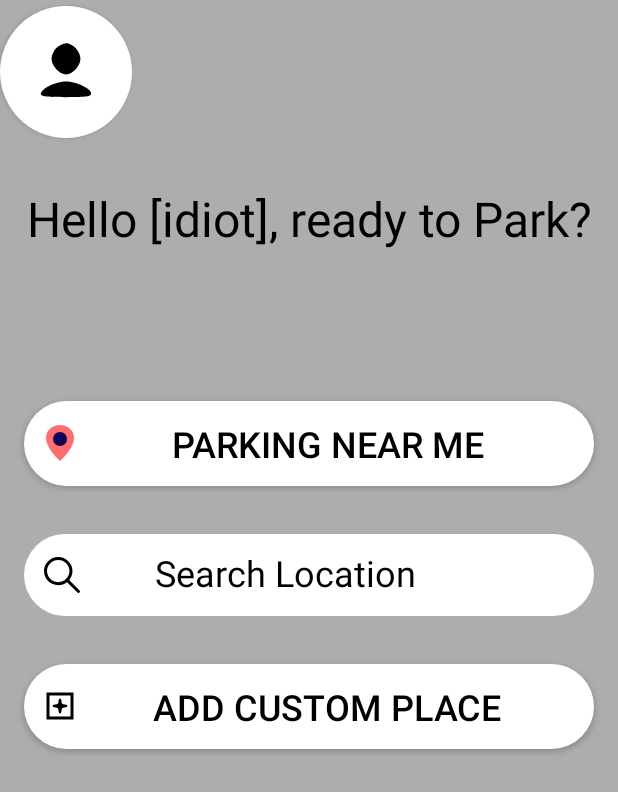
After one commit to SoftwareEngineering-22/ParkWire, an Android app: the HomeActivity screen opened directly, with no data from a screen before it, on a phone screen of 412 x 824 dp. The commit adds this screen. Shown: the top 792 px of the screen. Run offline under Robolectric (Android 15) with nearby library versions, the phone set to English and light mode, and no system bars.

Commit message:
Created home page

```diff
--- /dev/null
+++ b/Android-app/ParkWire/app/src/main/java/parkwire/com/HomeActivity.java
@@ -0,0 +1,13 @@
+package parkwire.com;
+
+import android.support.v7.app.AppCompatActivity;
+import android.os.Bundle;
+
+public class HomeActivity extends AppCompatActivity {
+
+    @Override
+    protected void onCreate(Bundle savedInstanceState) {
+        super.onCreate(savedInstanceState);
+        setContentView(R.layout.activity_home);
+    }
+}
--- a/Android-app/ParkWire/app/src/main/java/parkwire/com/LoginActivity.java
+++ b/Android-app/ParkWire/app/src/main/java/parkwire/com/LoginActivity.java
@@ -1,5 +1,4 @@
 package parkwire.com;
-
 import android.content.Intent;
 import android.support.v7.app.AppCompatActivity;
 import android.os.Bundle;
@@ -13,6 +12,14 @@ public class LoginActivity extends AppCompatActivity {
         super.onCreate(savedInstanceState);
         setContentView(R.layout.activity_login);
 
+        // log in forward
+         TextView loginBtn = findViewById(R.id.login_btn);
+         loginBtn.setOnClickListener(new View.OnClickListener(){
+             public void onClick(View v) {
+                 startActivity(new Intent(LoginActivity.this, HomeActivity.class));
+             }
+         });
+
         // Add "already have an account btn listener
         TextView btn = findViewById(R.id.create_acc_btn);
         btn.setOnClickListener(new View.OnClickListener() {
@@ -20,6 +27,5 @@ public class LoginActivity extends AppCompatActivity {
                 startActivity(new Intent(LoginActivity.this, RegisterActivity.class));
             }
         });
-
     }
 }
--- /dev/null
+++ b/Android-app/ParkWire/app/src/main/res/drawable/ic_add_item.xml
@@ -0,0 +1,45 @@
+<vector android:height="24dp" android:viewportHeight="512"
+    android:viewportWidth="512" android:width="24dp" xmlns:android="http://schemas.android.com/apk/res/android">
+    <path android:fillColor="#000000"
+        android:pathData="M104.8,65.5c-14.1,3.5 -28.4,14.7 -34.7,27.3 -6.4,12.6 -7.7,26.8 -3.1,31.7 3.2,3.4 8.4,4.3 12.6,2 3.7,-2 5,-4.7 5.9,-12.2 0.8,-6.6 5.3,-15.9 9.6,-20 4.3,-4 12.9,-8 19.4,-8.8 7.4,-1 10.1,-2.3 12,-5.9 2.3,-4.2 1.4,-9.4 -2,-12.6 -3.2,-3 -11.4,-3.6 -19.7,-1.5z" android:strokeColor="#00000000"/>
+    <path android:fillColor="#000000"
+        android:pathData="M154.4,65.9c-4.4,2.7 -6,7.7 -4.1,12.4 2.6,6.1 4.5,6.7 19.9,6.7 8,-0 14.7,-0.5 16.2,-1.1 6,-2.8 7.1,-12.2 2,-17 -2.4,-2.3 -3.3,-2.4 -16.7,-2.7 -12.7,-0.2 -14.5,-0.1 -17.3,1.7z" android:strokeColor="#00000000"/>
+    <path android:fillColor="#000000"
+        android:pathData="M218.4,65.9c-4.4,2.7 -6,7.7 -4.1,12.4 2.6,6.1 4.5,6.7 19.9,6.7 8,-0 14.7,-0.5 16.2,-1.1 6,-2.8 7.1,-12.2 2,-17 -2.4,-2.3 -3.3,-2.4 -16.7,-2.7 -12.7,-0.2 -14.5,-0.1 -17.3,1.7z" android:strokeColor="#00000000"/>
+    <path android:fillColor="#000000"
+        android:pathData="M282.4,65.9c-4.4,2.7 -6,7.7 -4.1,12.4 2.6,6.1 4.5,6.7 19.9,6.7 8,-0 14.7,-0.5 16.2,-1.1 6,-2.8 7.1,-12.2 2,-17 -2.4,-2.3 -3.3,-2.4 -16.7,-2.7 -12.7,-0.2 -14.5,-0.1 -17.3,1.7z" android:strokeColor="#00000000"/>
+    <path android:fillColor="#000000"
+        android:pathData="M346.4,65.9c-4.4,2.7 -6,7.7 -4.1,12.4 2.6,6.1 4.5,6.7 19.9,6.7 8,-0 14.7,-0.5 16.2,-1.1 6,-2.8 7.1,-12.2 2,-17 -2.4,-2.3 -3.3,-2.4 -16.7,-2.7 -12.7,-0.2 -14.5,-0.1 -17.3,1.7z" android:strokeColor="#00000000"/>
+    <path android:fillColor="#000000"
+        android:pathData="M410.4,65.9c-4.3,2.6 -6,7.8 -4.1,12.3 2,4.9 3.8,5.9 12.9,7.5 17.1,2.9 26.9,13.3 28.7,30.5 0.7,6.3 1.1,7.4 3.9,9.9 4.6,4.1 10.2,4 14.4,-0.1 3,-3.1 3,-3.2 2.6,-11.8 -1.2,-21.9 -15.1,-40.3 -35.7,-47.2 -9.6,-3.2 -18.8,-3.7 -22.7,-1.1z" android:strokeColor="#00000000"/>
+    <path android:fillColor="#000000"
+        android:pathData="M70.3,150.5c-5.5,2.4 -6.5,5.8 -6.1,21.5 0.3,13 0.4,14 2.7,16.4 4.8,5.1 14.2,4 17,-2 0.6,-1.5 1.1,-8.2 1.1,-16.2 0,-15.4 -0.6,-17.3 -6.6,-19.8 -4,-1.7 -4.1,-1.7 -8.1,0.1z" android:strokeColor="#00000000"/>
+    <path android:fillColor="#000000"
+        android:pathData="M262.3,150.5c-6.4,2.7 -6.3,2.2 -6.3,56.5l0,49 -49,-0c-54.7,-0 -53.8,-0.1 -56.6,6.7 -1.9,4.3 -0.5,9.3 3.3,12.3 2.5,1.9 4,2 52.4,2l49.8,-0 0.3,50.4 0.3,50.4 2.4,2.6c3.3,3.5 8.5,4.4 12.7,2.1 1.8,-1 3.6,-2.5 4.1,-3.4 0.4,-0.9 1,-24.1 1.3,-51.6l0.5,-50 50,-0.5c27.5,-0.3 50.7,-0.9 51.6,-1.3 0.9,-0.5 2.4,-2.3 3.4,-4.1 2.3,-4.2 1.4,-9.4 -2.1,-12.7l-2.6,-2.4 -50.4,-0.3 -50.4,-0.3 0,-49.7c0,-55.2 0.3,-52.9 -6.6,-55.8 -4,-1.7 -4.1,-1.7 -8.1,0.1z" android:strokeColor="#00000000"/>
+    <path android:fillColor="#000000"
+        android:pathData="M454.3,150.5c-5.5,2.4 -6.5,5.8 -6.1,21.5 0.3,13 0.4,14 2.7,16.4 4.8,5.1 14.2,4 17,-2 0.6,-1.5 1.1,-8.2 1.1,-16.2 0,-15.4 -0.6,-17.3 -6.6,-19.8 -4,-1.7 -4.1,-1.7 -8.1,0.1z" android:strokeColor="#00000000"/>
+    <path android:fillColor="#000000"
+        android:pathData="M70.3,214.5c-5.5,2.4 -6.5,5.8 -6.1,21.5 0.3,13 0.4,14 2.7,16.4 4.8,5.1 14.2,4 17,-2 0.6,-1.5 1.1,-8.2 1.1,-16.2 0,-15.4 -0.6,-17.3 -6.6,-19.8 -4,-1.7 -4.1,-1.7 -8.1,0.1z" android:strokeColor="#00000000"/>
+    <path android:fillColor="#000000"
+        android:pathData="M454.3,214.5c-5.5,2.4 -6.5,5.8 -6.1,21.5 0.3,13 0.4,14 2.7,16.4 4.8,5.1 14.2,4 17,-2 0.6,-1.5 1.1,-8.2 1.1,-16.2 0,-15.4 -0.6,-17.3 -6.6,-19.8 -4,-1.7 -4.1,-1.7 -8.1,0.1z" android:strokeColor="#00000000"/>
+    <path android:fillColor="#000000"
+        android:pathData="M70.3,278.5c-5.5,2.4 -6.5,5.8 -6.1,21.5 0.3,13 0.4,14 2.7,16.4 4.8,5.1 14.2,4 17,-2 0.6,-1.5 1.1,-8.2 1.1,-16.2 0,-15.4 -0.6,-17.3 -6.6,-19.8 -4,-1.7 -4.1,-1.7 -8.1,0.1z" android:strokeColor="#00000000"/>
+    <path android:fillColor="#000000"
+        android:pathData="M454.3,278.5c-5.5,2.4 -6.5,5.8 -6.1,21.5 0.3,13 0.4,14 2.7,16.4 4.8,5.1 14.2,4 17,-2 0.6,-1.5 1.1,-8.2 1.1,-16.2 0,-15.4 -0.6,-17.3 -6.6,-19.8 -4,-1.7 -4.1,-1.7 -8.1,0.1z" android:strokeColor="#00000000"/>
+    <path android:fillColor="#000000"
+        android:pathData="M70.3,342.5c-5.5,2.4 -6.5,5.8 -6.1,21.5 0.3,13 0.4,14 2.7,16.4 4.8,5.1 14.2,4 17,-2 0.6,-1.5 1.1,-8.2 1.1,-16.2 0,-15.4 -0.6,-17.3 -6.6,-19.8 -4,-1.7 -4.1,-1.7 -8.1,0.1z" android:strokeColor="#00000000"/>
+    <path android:fillColor="#000000"
+        android:pathData="M454.3,342.5c-5.5,2.4 -6.5,5.8 -6.1,21.5 0.3,13 0.4,14 2.7,16.4 4.8,5.1 14.2,4 17,-2 0.6,-1.5 1.1,-8.2 1.1,-16.2 0,-15.4 -0.6,-17.3 -6.6,-19.8 -4,-1.7 -4.1,-1.7 -8.1,0.1z" android:strokeColor="#00000000"/>
+    <path android:fillColor="#000000"
+        android:pathData="M70.3,406.5c-6.1,2.6 -7.6,9.4 -4.8,21.1 4.7,19.9 19.2,34.8 39,40 6.1,1.7 14.6,1.8 17.9,0.3 3.6,-1.7 6,-6.8 5.2,-11.1 -1,-5.3 -4.3,-7.8 -12.1,-8.9 -17.1,-2.4 -26.9,-11.9 -29.8,-28.7 -1.6,-9.1 -2.7,-10.9 -7.4,-12.9 -3.9,-1.6 -4,-1.6 -8,0.2z" android:strokeColor="#00000000"/>
+    <path android:fillColor="#000000"
+        android:pathData="M454.3,406.5c-4,1.7 -5.8,5.3 -6.7,12.9 -0.8,6.9 -5.5,16.5 -9.9,20.2 -4.9,4.1 -12.2,7.3 -18.4,8 -7.7,0.9 -11.1,2.8 -12.9,7.1 -1.2,2.7 -1.3,4.2 -0.4,6.9 1.8,5.2 5.3,7.4 11.9,7.4 26.6,-0 51.1,-24.4 51.1,-51 0,-6.5 -1.7,-9.6 -6.6,-11.6 -4,-1.7 -4.1,-1.7 -8.1,0.1z" android:strokeColor="#00000000"/>
+    <path android:fillColor="#000000"
+        android:pathData="M154.4,449.9c-4.4,2.7 -6,7.7 -4.1,12.4 2.6,6.1 4.5,6.7 19.9,6.7 8,-0 14.7,-0.5 16.2,-1.1 6,-2.8 7.1,-12.2 2,-17 -2.4,-2.3 -3.3,-2.4 -16.7,-2.7 -12.7,-0.2 -14.5,-0.1 -17.3,1.7z" android:strokeColor="#00000000"/>
+    <path android:fillColor="#000000"
+        android:pathData="M218.4,449.9c-4.4,2.7 -6,7.7 -4.1,12.4 2.6,6.1 4.5,6.7 19.9,6.7 8,-0 14.7,-0.5 16.2,-1.1 6,-2.8 7.1,-12.2 2,-17 -2.4,-2.3 -3.3,-2.4 -16.7,-2.7 -12.7,-0.2 -14.5,-0.1 -17.3,1.7z" android:strokeColor="#00000000"/>
+    <path android:fillColor="#000000"
+        android:pathData="M282.4,449.9c-4.4,2.7 -6,7.7 -4.1,12.4 2.6,6.1 4.5,6.7 19.9,6.7 8,-0 14.7,-0.5 16.2,-1.1 6,-2.8 7.1,-12.2 2,-17 -2.4,-2.3 -3.3,-2.4 -16.7,-2.7 -12.7,-0.2 -14.5,-0.1 -17.3,1.7z" android:strokeColor="#00000000"/>
+    <path android:fillColor="#000000"
+        android:pathData="M346.4,449.9c-4.4,2.7 -6,7.7 -4.1,12.4 2.6,6.1 4.5,6.7 19.9,6.7 8,-0 14.7,-0.5 16.2,-1.1 6,-2.8 7.1,-12.2 2,-17 -2.4,-2.3 -3.3,-2.4 -16.7,-2.7 -12.7,-0.2 -14.5,-0.1 -17.3,1.7z" android:strokeColor="#00000000"/>
+</vector>
--- /dev/null
+++ b/Android-app/ParkWire/app/src/main/res/drawable/ic_add_new.xml
@@ -0,0 +1,14 @@
+<vector xmlns:android="http://schemas.android.com/apk/res/android"
+    android:width="24dp"
+    android:height="24dp"
+    android:viewportWidth="24"
+    android:viewportHeight="24">
+  <path
+      android:pathData="M3,12l0,9 9,-0 9,-0 0,-9 0,-9 -9,-0 -9,-0 0,9zM19,12l0,7 -7,-0 -7,-0 0,-7 0,-7 7,-0 7,-0 0,7z"
+      android:fillColor="#000000"
+      android:strokeColor="#00000000"/>
+  <path
+      android:pathData="M11,9c0,1.3 -0.7,2 -2,2 -1.1,-0 -2,0.4 -2,1 0,0.5 0.9,1 2,1 1.3,-0 2,0.7 2,2 0,1.1 0.5,2 1,2 0.6,-0 1,-0.9 1,-2 0,-1.3 0.7,-2 2,-2 1.1,-0 2,-0.5 2,-1 0,-0.6 -0.9,-1 -2,-1 -1.3,-0 -2,-0.7 -2,-2 0,-1.1 -0.4,-2 -1,-2 -0.5,-0 -1,0.9 -1,2z"
+      android:fillColor="#000000"
+      android:strokeColor="#00000000"/>
+</vector>
--- /dev/null
+++ b/Android-app/ParkWire/app/src/main/res/drawable/ic_map_marker.xml
@@ -0,0 +1,9 @@
+<vector android:height="24dp" android:viewportHeight="36"
+    android:viewportWidth="36" android:width="24dp" xmlns:android="http://schemas.android.com/apk/res/android">
+    <path android:fillColor="#FF6E6E" android:fillType="evenOdd"
+        android:pathData="M18,0C25.732,0 32,5.641 32,12.6C32,23.963 18,36 18,36C18,36 4,24.064 4,12.6C4,5.641 10.268,0 18,0Z"
+        android:strokeColor="#00000000" android:strokeWidth="1"/>
+    <path android:fillColor="#0C0058" android:fillType="nonZero"
+        android:pathData="M18,14m-7,0a7,7 0,1 1,14 0a7,7 0,1 1,-14 0"
+        android:strokeColor="#00000000" android:strokeWidth="1"/>
+</vector>
--- /dev/null
+++ b/Android-app/ParkWire/app/src/main/res/drawable/ic_search.xml
@@ -0,0 +1,4 @@
+<vector android:height="24dp" android:viewportHeight="487.95"
+    android:viewportWidth="487.95" android:width="24dp" xmlns:android="http://schemas.android.com/apk/res/android">
+    <path android:fillColor="#FF000000" android:pathData="M481.8,453l-140,-140.1c27.6,-33.1 44.2,-75.4 44.2,-121.6C386,85.9 299.5,0.2 193.1,0.2S0,86 0,191.4s86.5,191.1 192.9,191.1c45.2,0 86.8,-15.5 119.8,-41.4l140.5,140.5c8.2,8.2 20.4,8.2 28.6,0C490,473.4 490,461.2 481.8,453zM41,191.4c0,-82.8 68.2,-150.1 151.9,-150.1s151.9,67.3 151.9,150.1s-68.2,150.1 -151.9,150.1S41,274.1 41,191.4z"/>
+</vector>
--- /dev/null
+++ b/Android-app/ParkWire/app/src/main/res/drawable/ic_user.xml
@@ -0,0 +1,7 @@
+<vector android:height="48dp" android:viewportHeight="30"
+    android:viewportWidth="30" android:width="48dp" xmlns:android="http://schemas.android.com/apk/res/android">
+    <path android:fillColor="#000000"
+        android:pathData="M11,5c-1.1,1.1 -2,3.1 -2,4.5 0,3 3.2,6.5 6,6.5 2.8,-0 6,-3.5 6,-6.5 0,-3 -3.2,-6.5 -6,-6.5 -1.1,-0 -2.9,0.9 -4,2z" android:strokeColor="#00000000"/>
+    <path android:fillColor="#000000"
+        android:pathData="M8,20.8c-1.9,0.9 -3.5,2.4 -3.5,3.2 0,1.2 1.8,1.5 10.5,1.5 8.7,-0 10.5,-0.3 10.5,-1.5 0,-2 -6.2,-5 -10.5,-5 -1.9,-0 -5.1,0.8 -7,1.8z" android:strokeColor="#00000000"/>
+</vector>
--- /dev/null
+++ b/Android-app/ParkWire/app/src/main/res/drawable/rounded_50.xml
@@ -0,0 +1,7 @@
+<?xml version="1.0" encoding="utf-8"?>
+<shape xmlns:android="http://schemas.android.com/apk/res/android">
+<solid android:color="#FFF"/>
+    <corners
+        android:radius="500dp"
+        />
+</shape>
--- /dev/null
+++ b/Android-app/ParkWire/app/src/main/res/layout/activity_home.xml
@@ -0,0 +1,102 @@
+<?xml version="1.0" encoding="utf-8"?>
+<android.support.constraint.ConstraintLayout
+    xmlns:android="http://schemas.android.com/apk/res/android"
+    xmlns:tools="http://schemas.android.com/tools"
+    xmlns:app="http://schemas.android.com/apk/res-auto"
+    android:layout_width="match_parent"
+    android:layout_height="match_parent"
+    android:background="@color/social_back_color"
+    tools:context=".HomeActivity">
+
+    <TextView
+        android:id="@+id/hello_text"
+        android:layout_width="wrap_content"
+        android:layout_height="wrap_content"
+        android:layout_marginStart="16dp"
+        android:layout_marginEnd="16dp"
+        android:text="Hello [idiot], ready to Park?"
+        android:textColor="@color/black"
+        android:textSize="32sp"
+        app:layout_constraintBottom_toBottomOf="parent"
+        app:layout_constraintEnd_toEndOf="parent"
+        app:layout_constraintStart_toStartOf="parent"
+        app:layout_constraintTop_toTopOf="parent"
+        app:layout_constraintVertical_bias="0.159" />
+
+    <Button
+        android:id="@+id/near_me_btn"
+        android:layout_width="0dp"
+        android:layout_height="wrap_content"
+        android:layout_marginStart="16dp"
+        android:layout_marginTop="100dp"
+        android:layout_marginEnd="16dp"
+        android:backgroundTint="@color/white"
+        android:drawableStart="@drawable/ic_map_marker"
+        android:background="@drawable/rounded_50"
+        android:padding="12dp"
+        android:paddingLeft="30dp"
+        android:text="Parking Near Me"
+        android:textColor="@color/black"
+        android:textSize="24sp"
+        app:layout_constraintEnd_toEndOf="parent"
+        app:layout_constraintHorizontal_bias="0.0"
+        app:layout_constraintStart_toStartOf="parent"
+        app:layout_constraintTop_toBottomOf="@+id/hello_text" />
+
+    <EditText
+        android:id="@+id/search_place_input"
+        android:layout_width="0dp"
+        android:layout_height="wrap_content"
+        android:layout_marginStart="16dp"
+        android:layout_marginTop="32dp"
+        android:layout_marginEnd="16dp"
+        android:background="@drawable/rounded_50"
+        android:drawableStart="@drawable/ic_search"
+        android:drawablePadding="50dp"
+        android:ems="10"
+        android:hint="Search Location"
+        android:includeFontPadding="false"
+        android:inputType="text"
+        android:minHeight="48dp"
+        android:padding="13dp"
+        android:textColor="@color/black"
+        android:textColorHint="@color/black"
+        android:textColorLink="@color/black"
+        android:textSize="24sp"
+        app:layout_constraintEnd_toEndOf="parent"
+        app:layout_constraintStart_toStartOf="parent"
+        app:layout_constraintTop_toBottomOf="@+id/near_me_btn" />
+
+    <Button
+        android:id="@+id/add_place_btn"
+        android:layout_width="0dp"
+        android:layout_height="wrap_content"
+        android:layout_marginStart="16dp"
+        android:layout_marginTop="32dp"
+        android:layout_marginEnd="16dp"
+        android:backgroundTint="@color/white"
+        android:drawableStart="@drawable/ic_add_new"
+        android:background="@drawable/rounded_50"
+        android:padding="12dp"
+        android:paddingLeft="30dp"
+        android:text="Add Custom Place"
+        android:textColor="@color/black"
+        android:textSize="24sp"
+        app:layout_constraintEnd_toEndOf="parent"
+        app:layout_constraintStart_toStartOf="parent"
+        app:layout_constraintTop_toBottomOf="@+id/search_place_input" />
+
+    <Button
+        android:id="@+id/profile_btn"
+        android:layout_width="wrap_content"
+        android:layout_height="wrap_content"
+        android:layout_marginTop="4dp"
+        android:background="@drawable/rounded_50"
+        android:drawableStart="@drawable/ic_user"
+        android:padding="20dp"
+        app:layout_constraintEnd_toEndOf="parent"
+        app:layout_constraintHorizontal_bias="0.0"
+        app:layout_constraintStart_toStartOf="parent"
+        app:layout_constraintTop_toTopOf="parent" />
+
+</android.support.constraint.ConstraintLayout>
--- a/Android-app/ParkWire/app/src/main/res/layout/activity_login.xml
+++ b/Android-app/ParkWire/app/src/main/res/layout/activity_login.xml
@@ -46,7 +46,7 @@
         app:layout_constraintTop_toBottomOf="@+id/editTextTextPersonName" />
 
     <Button
-        android:id="@+id/button"
+        android:id="@+id/login_btn"
         android:layout_width="212dp"
         android:layout_height="49dp"
         android:layout_marginStart="32dp"
@@ -67,7 +67,7 @@
         android:text="@string/hyperlink"
         app:layout_constraintEnd_toEndOf="parent"
         app:layout_constraintStart_toStartOf="parent"
-        app:layout_constraintTop_toBottomOf="@+id/button" />
+        app:layout_constraintTop_toBottomOf="@+id/login_btn" />
 
     <ImageButton
         android:id="@+id/imageButton"
```
Also changed, not shown: Android-app/ParkWire/app/src/main/AndroidManifest.xml (+6 -3 lines).
